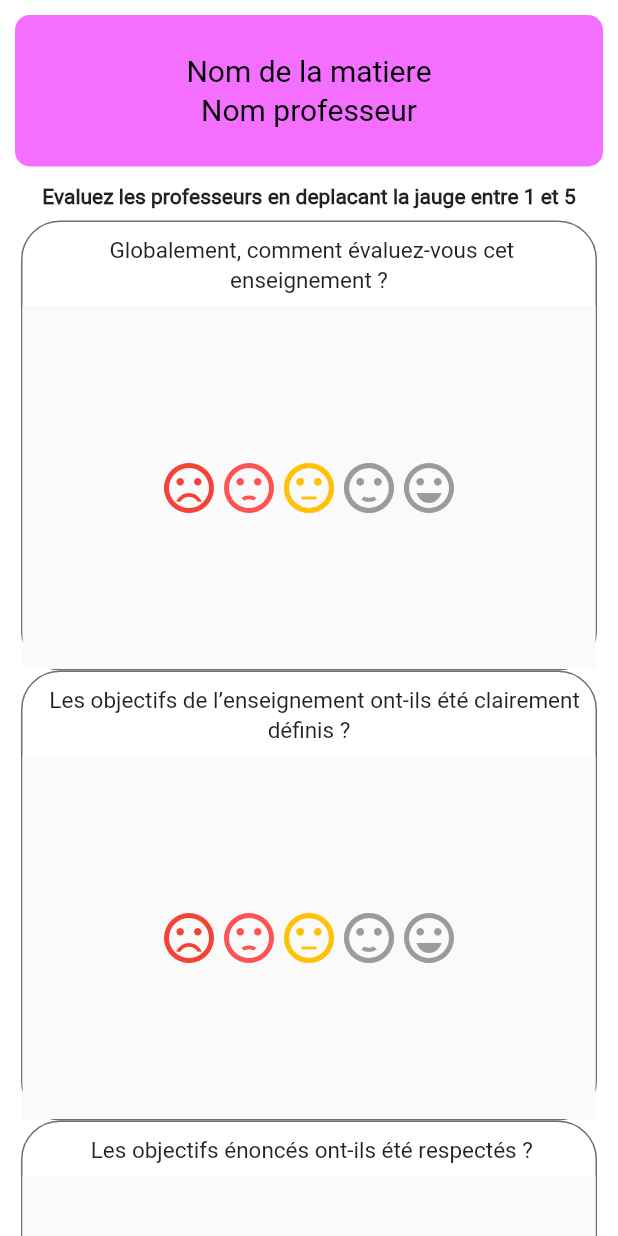
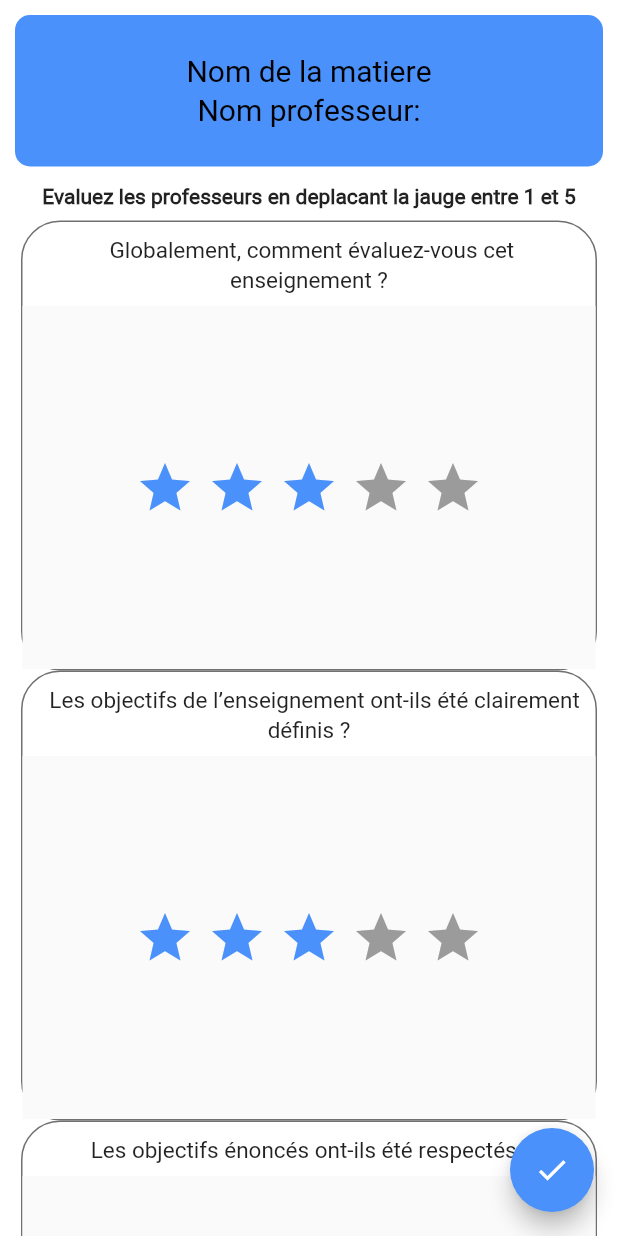
Before and after one commit to sketscripter/rateprof, a Flutter app: the screen it shows after launch, on a phone screen of 412 x 824 dp. Run offline on Flutter 3.47's test engine with Material 2 defaults, Android fonts, the phone set to English and light mode, and no system bars; drawn by our look-alikes of flutter_rating_bar; Roboto replaces fonts that are missing (Avenir).

Commit message:
rate_stars

```diff
--- a/lib/rate_widget/rate_widget.dart
+++ b/lib/rate_widget/rate_widget.dart
@@ -65,7 +65,7 @@ class RateWidget extends StatelessWidget {
                             Positioned(
                               top: 26,
                               child: Text(
-                                "Nom professeur",
+                                "Nom professeur: ",
                                 textAlign: TextAlign.center,
                                 style: TextStyle(
                                   color: AppColors.primaryText,
@@ -81,7 +81,7 @@ class RateWidget extends StatelessWidget {
                     ],
                   ),
                 ),
-              ])
+              ]),
             ]),
             Text(
               'Evaluez les professeurs en deplacant la jauge entre 1 et 5',
@@ -123,7 +123,7 @@ class RateWidget extends StatelessWidget {
                                     textAlign: TextAlign.center,
                                   )),
                                 ),
-                                Expanded(child: Slices()),
+                                Expanded(child: Star()),
                               ],
                             ),
                           );
@@ -137,6 +137,13 @@ class RateWidget extends StatelessWidget {
           color: Color.fromARGB(255, 255, 255, 255),
         ),
       )),
+      floatingActionButton: FloatingActionButton(
+        onPressed: () {
+          Navigator.pushNamed(context, '/home');
+        },
+        backgroundColor: AppColors.secondaryBackground,
+        child: Icon(Icons.check),
+      ),
     );
   }
 }
--- a/lib/slider.dart
+++ b/lib/slider.dart
@@ -85,3 +85,33 @@ class _SlicesState extends State<Slices> {
     ));
   }
 }
+
+class Star extends StatefulWidget {
+  @override
+  _StarState createState() => _StarState();
+}
+
+class _StarState extends State<Star> {
+  @override
+  Widget build(BuildContext context) {
+    return Scaffold(
+      body: Center(
+        child: RatingBar(
+          initialRating: 3,
+          minRating: 1,
+          direction: Axis.horizontal,
+          allowHalfRating: false,
+          itemCount: 5,
+          itemPadding: EdgeInsets.symmetric(horizontal: 4.0),
+          itemBuilder: (context, _) => Icon(
+            Icons.star,
+            color: AppColors.secondaryBackground,
+          ),
+          onRatingUpdate: (rating) {
+            print(rating);
+          },
+        ),
+      ),
+    );
+  }
+}
--- a/lib/values/colors.dart
+++ b/lib/values/colors.dart
@@ -8,10 +8,9 @@
 
 import 'dart:ui';
 
-
 class AppColors {
   static const Color primaryBackground = Color.fromARGB(255, 255, 255, 255);
-  static const Color secondaryBackground = Color.fromARGB(255, 244, 110, 255);
+  static const Color secondaryBackground = Color.fromARGB(255, 74, 145, 251);
   static const Color ternaryBackground = Color.fromARGB(255, 255, 199, 110);
   static const Color primaryElement = Color.fromARGB(255, 43, 72, 122);
   static const Color secondaryElement = Color.fromARGB(255, 177, 205, 255);
```
Also changed, not shown: 24 other files.
